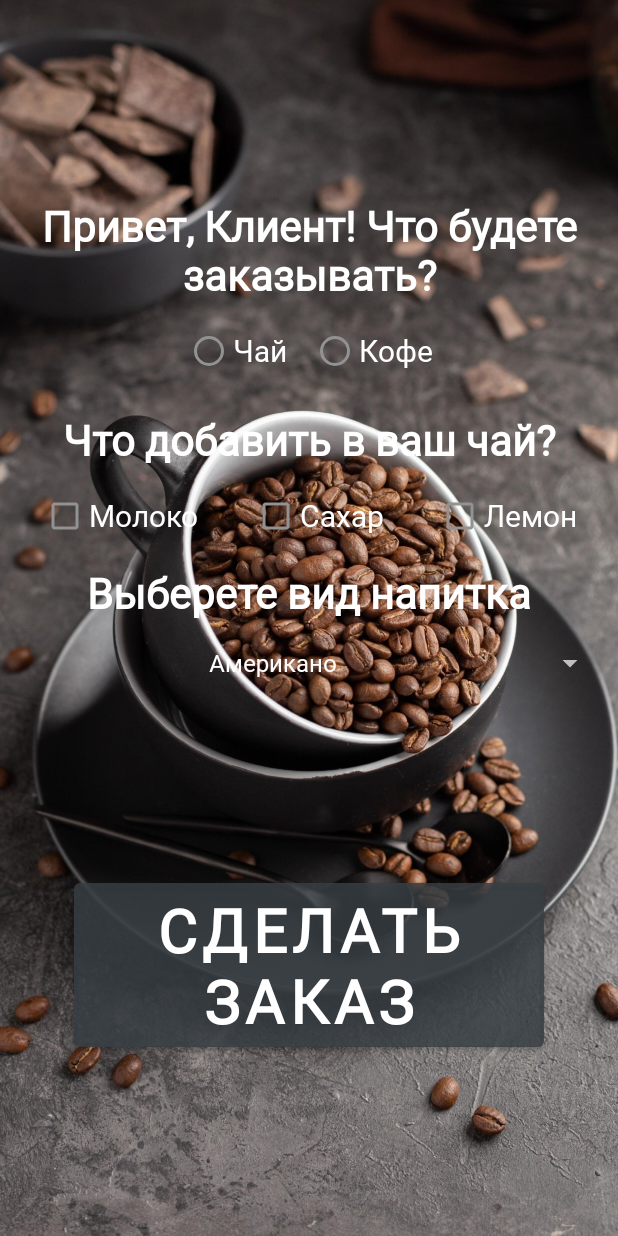
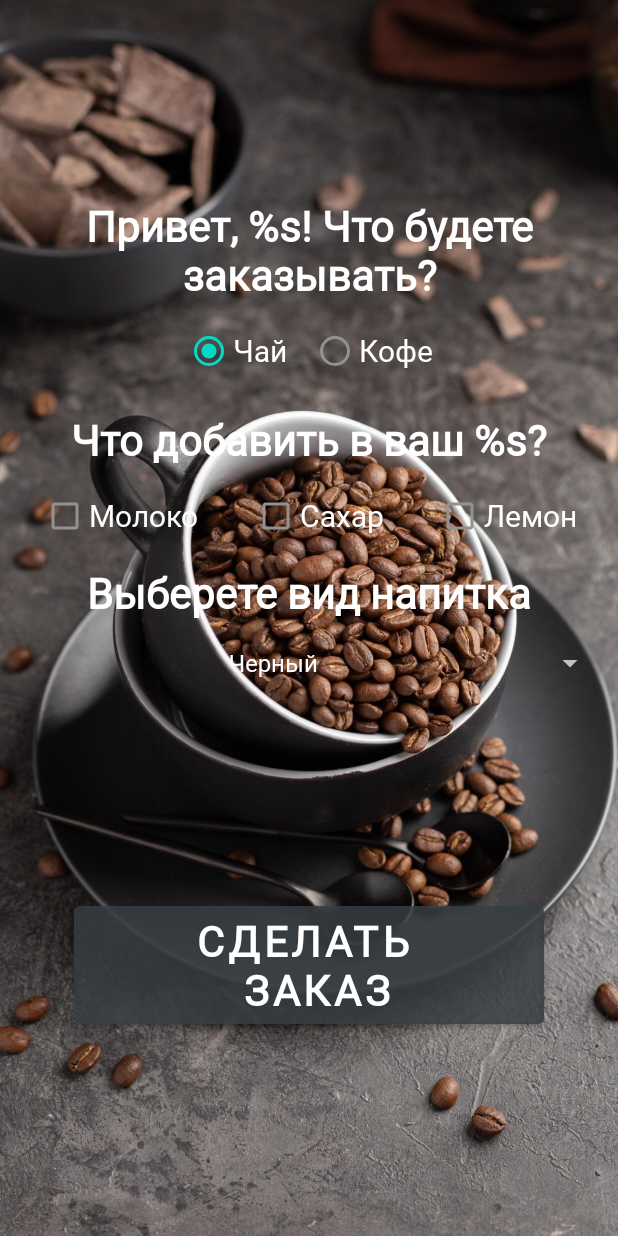
Before and after one commit to Nikolay1410/Cafe, an Android app: the layout activity_create_order.xml on its own in the app's theme, with its tools: preview values and no code run, on a phone screen of 412 x 824 dp. Run offline under Robolectric (Android 15) with nearby library versions, the phone set to English and light mode, and no system bars.

Commit message:
Ver.0.31

```diff
--- a/app/src/main/res/layout/activity_create_order.xml
+++ b/app/src/main/res/layout/activity_create_order.xml
@@ -38,15 +38,16 @@
         app:layout_constraintTop_toBottomOf="@+id/textViewHello">
 
         <RadioButton
-            android:id="@+id/radioButton"
+            android:id="@+id/radioButtonTea"
             android:layout_width="match_parent"
             android:layout_height="wrap_content"
             android:textSize="20sp"
             android:layout_margin="8dp"
+            android:checked="true"
             android:text="@string/tea" />
 
         <RadioButton
-            android:id="@+id/radioButton2"
+            android:id="@+id/radioButtonCoffee"
             android:layout_width="match_parent"
             android:layout_height="wrap_content"
             android:textSize="20sp"
@@ -112,22 +113,37 @@
         android:layout_width="0dp"
         android:layout_height="40dp"
         android:layout_margin="8dp"
+        android:entries="@array/options_of_tea"
+        android:spinnerMode="dialog"
+        android:textAlignment="center"
+        android:textSize="20sp"
+        android:visibility="visible"
+        app:layout_constraintEnd_toEndOf="parent"
+        app:layout_constraintStart_toStartOf="parent"
+        app:layout_constraintTop_toBottomOf="@+id/textViewChooseDrink" />
+
+<Spinner
+        android:id="@+id/spinnerCoffee"
+        android:layout_width="0dp"
+        android:layout_height="40dp"
+        android:layout_margin="8dp"
         android:entries="@array/options_of_coffee"
         android:spinnerMode="dialog"
         android:textAlignment="center"
         android:textSize="20sp"
+        android:visibility="invisible"
         app:layout_constraintEnd_toEndOf="parent"
         app:layout_constraintStart_toStartOf="parent"
         app:layout_constraintTop_toBottomOf="@+id/textViewChooseDrink" />
 
     <Button
-        android:id="@+id/button"
+        android:id="@+id/buttonCreate"
         android:layout_width="0dp"
         android:layout_height="wrap_content"
         android:layout_margin="8dp"
         android:backgroundTint="#99373E43"
         android:text="@string/make_an_order"
-        android:textSize="40sp"
+        android:textSize="28sp"
         android:textStyle="bold"
         app:layout_constraintBottom_toBottomOf="@+id/imageView"
         app:layout_constraintEnd_toStartOf="@+id/guideline3"
--- a/app/src/main/res/values/strings.xml
+++ b/app/src/main/res/values/strings.xml
@@ -1,4 +1,6 @@
 <resources>
+    <string name="default_name">Клиент</string>
+    <string name="default_password">пароль</string>
     <string name="app_name">Cafe</string>
     <string name="cafe_logo">Логотип кафе</string>
     <string name="welcome">Добро пожаловать</string>
@@ -8,9 +10,9 @@
     <string name="enter_password">Введите пароль</string>
     <string name="warning_fill_fields">Все поля должны быть заполнены</string>
     <string name="type_of_drink">Выберете вид напитка</string>
-    <string name="order_question">Привет, Клиент! Что будете заказывать?</string>
-    <string name="what_to_add">Что добавить в ваш чай?</string>
-    <string name="make_an_order">Сделать заказ</string>
+    <string name="order_question">Привет, %s! Что будете заказывать?</string>
+    <string name="what_to_add">Что добавить в ваш %s?</string>
+    <string name="make_an_order">Сделать \n заказ</string>
     <string name="tea">Чай</string>
     <string name="coffee">Кофе</string>
     <string name="milk">Молоко</string>
```
Also changed, not shown: app/src/main/java/com/example/cafe/CreateOrderActivity.java (+77 -0 lines), app/src/main/java/com/example/cafe/MainActivity.java (+4 -6 lines), app/src/main/res/font/lkjn.ttf (added).
